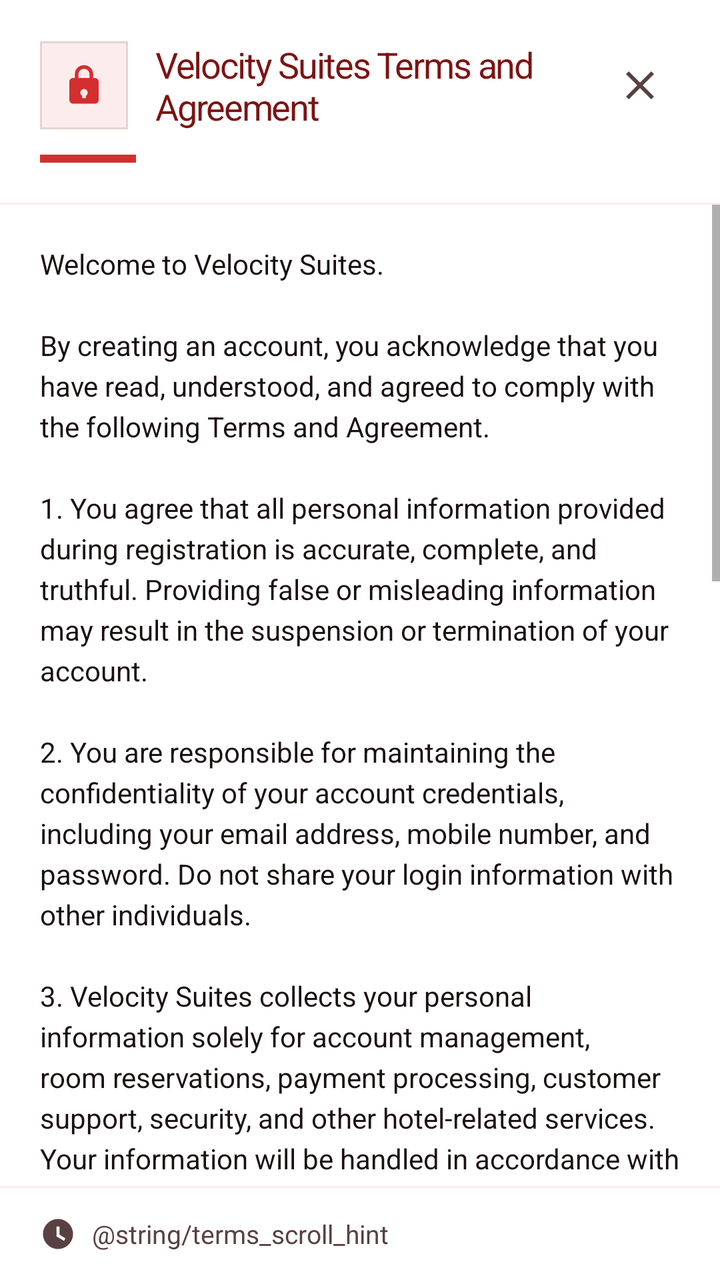
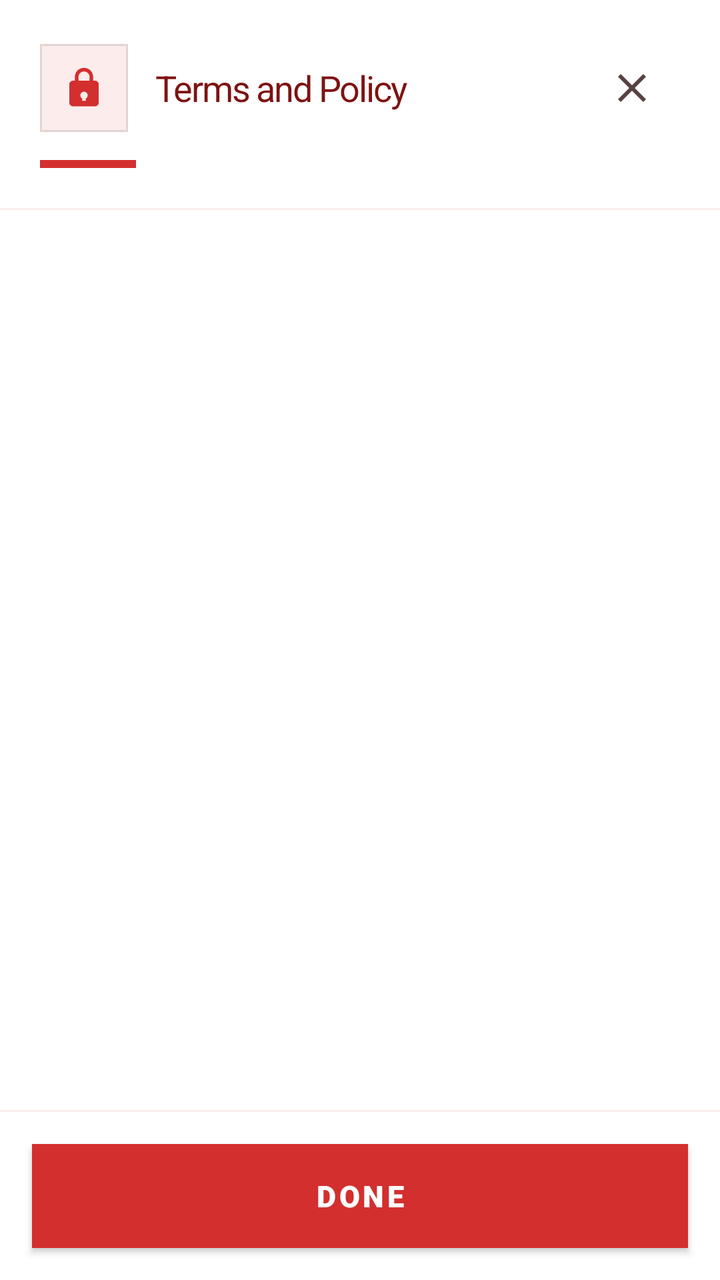

Screens rendered from an Android XML layout before and after an edit, with the pre-edit source and the edit as a unified diff.
<!-- AndroidManifest.xml: application theme Theme.VelocitySuites -->
<!-- res/layout/dialog_terms_agreement.xml -->
<?xml version="1.0" encoding="utf-8"?>
<LinearLayout xmlns:android="http://schemas.android.com/apk/res/android"
    xmlns:app="http://schemas.android.com/apk/res-auto"
    android:layout_width="match_parent"
    android:layout_height="match_parent"
    android:background="@color/velocity_surface_elevated"
    android:orientation="vertical">

    
    <LinearLayout
        android:layout_width="match_parent"
        android:layout_height="wrap_content"
        android:gravity="center_vertical"
        android:orientation="horizontal"
        android:paddingHorizontal="20dp"
        android:paddingTop="20dp"
        android:paddingBottom="12dp">

        <com.google.android.material.card.MaterialCardView
            android:layout_width="44dp"
            android:layout_height="44dp"
            app:cardBackgroundColor="@color/velocity_red_soft"
            app:cardCornerRadius="0dp"
            app:cardElevation="0dp">

            <ImageView
                android:layout_width="22dp"
                android:layout_height="22dp"
                android:layout_gravity="center"
                android:importantForAccessibility="no"
                android:src="@drawable/ic_lock"
                app:tint="@color/velocity_red_primary" />
        </com.google.android.material.card.MaterialCardView>

        <TextView
            android:id="@+id/termsDialogTitle"
            style="@style/TextAppearance.Velocity.ScreenTitle"
            android:layout_width="0dp"
            android:layout_height="wrap_content"
            android:layout_marginStart="14dp"
            android:layout_weight="1"
            android:text="@string/terms_and_agreement_title"
            android:textSize="18sp" />

        <ImageButton
            android:id="@+id/termsCloseButton"
            android:layout_width="40dp"
            android:layout_height="40dp"
            android:background="?attr/selectableItemBackgroundBorderless"
            android:contentDescription="@android:string/cancel"
            android:padding="8dp"
            android:src="@drawable/ic_close"
            app:tint="@color/velocity_text_secondary" />
    </LinearLayout>

    <View
        android:layout_width="48dp"
        android:layout_height="4dp"
        android:layout_marginStart="20dp"
        android:layout_marginBottom="4dp"
        android:background="@drawable/shape_intro_pill"
        android:backgroundTint="@color/velocity_red_primary" />

    <View
        android:layout_width="match_parent"
        android:layout_height="1dp"
        android:layout_marginTop="16dp"
        android:background="@color/velocity_red_soft" />

    <androidx.core.widget.NestedScrollView
        android:id="@+id/termsScrollView"
        android:layout_width="match_parent"
        android:layout_height="0dp"
        android:layout_weight="1"
        android:fillViewport="true"
        android:scrollbars="vertical">

        <TextView
            android:id="@+id/termsBodyText"
            android:layout_width="match_parent"
            android:layout_height="wrap_content"
            android:padding="20dp"
            android:lineSpacingExtra="4dp"
            android:text="@string/terms_and_agreement_body"
            android:textColor="@color/velocity_text_primary"
            android:textSize="14sp" />
    </androidx.core.widget.NestedScrollView>

    <View
        android:layout_width="match_parent"
        android:layout_height="1dp"
        android:background="@color/velocity_red_soft" />

    <LinearLayout
        android:layout_width="match_parent"
        android:layout_height="wrap_content"
        android:gravity="center_vertical"
        android:orientation="horizontal"
        android:paddingHorizontal="20dp"
        android:paddingVertical="14dp">

        <ImageView
            android:id="@+id/termsScrollHintIcon"
            android:layout_width="18dp"
            android:layout_height="18dp"
            android:layout_marginEnd="8dp"
            android:importantForAccessibility="no"
            android:src="@drawable/ic_clock"
            app:tint="@color/velocity_text_secondary" />

        <TextView
            android:id="@+id/termsScrollHintText"
            android:layout_width="0dp"
            android:layout_height="wrap_content"
            android:layout_weight="1"
            android:text="@string/terms_scroll_hint"
            android:textColor="@color/velocity_text_secondary"
            android:textSize="13sp" />
    </LinearLayout>

</LinearLayout>
<!-- resources referenced by this layout -->
<resources>
  <color name="velocity_red_primary">#D32F2F</color>
  <color name="velocity_red_soft">#FDECEC</color>
  <color name="velocity_surface_elevated">#FFFFFF</color>
  <color name="velocity_text_primary">#1A1010</color>
  <color name="velocity_text_secondary">#5A4141</color>
  <!-- drawable ic_clock (drawable) -->
  ﻿<vector xmlns:android="http://schemas.android.com/apk/res/android"
      android:width="24dp"
      android:height="24dp"
      android:viewportWidth="24"
      android:viewportHeight="24">
      <path
          android:fillColor="#FF000000"
          android:pathData="M12,2C6.5,2 2,6.5 2,12s4.5,10 10,10s10,-4.5 10,-10S17.5,2 12,2zM13,12.5l4,2.4l-1,1.7l-5,-3V7h2v5.5z" />
  </vector>
  <!-- drawable shape_intro_pill (drawable) -->
  <?xml version="1.0" encoding="utf-8"?>
  <shape xmlns:android="http://schemas.android.com/apk/res/android">
      <solid android:color="@color/velocity_red_primary" />
      <corners android:radius="0dp" />
  </shape>
  <string name="terms_and_agreement_body">Welcome to Velocity Suites.\n\nBy creating an account, you acknowledge that you have read, understood, and agreed to comply with the following Terms and Agreement.\n\n1. You agree that all personal information provided during registration is accurate, complete, and truthful. Providing false or misleading information may result in the suspension or termination of your account.\n\n2. You are responsible for maintaining the confidentiality of your account credentials, including your email address, mobile number, and password. Do not share your login information with other individuals.\n\n3. Velocity Suites collects your personal information solely for account management, room reservations, payment processing, customer support, security, and other hotel-related services. Your information will be handled in accordance with applicable privacy laws and will not be disclosed to unauthorized third parties without your consent unless required by law.\n\n4. You agree to use the Velocity Suites application only for lawful purposes. Any fraudulent booking, unauthorized access, abusive behavior, or misuse of the system may result in account suspension or permanent termination.\n\n5. Room availability, reservation confirmation, promotional offers, prices, and hotel services are subject to change without prior notice.\n\n6. Reservation cancellations, refunds, modifications, and payment processing are subject to the hotel\'s cancellation and payment policies.\n\n7. Velocity Suites reserves the right to reject, suspend, or terminate accounts that violate these Terms and Agreement or any applicable laws and regulations.\n\n8. Users are responsible for ensuring that all booking details and personal information remain accurate and up to date.\n\n9. Velocity Suites implements reasonable security measures to protect user information; however, users are also responsible for protecting their own account credentials.\n\n10. By selecting the agreement checkbox and continuing with the registration process, you confirm that you voluntarily agree to these Terms and Agreement and consent to the collection and processing of your personal information for hotel management purposes.</string>
  <string name="terms_and_agreement_title">Velocity Suites Terms and Agreement</string>
  <color name="velocity_red_dark">#7F1212</color>
  <color name="white">#FFFFFFFF</color>
  <color name="velocity_red_rose">#EF5350</color>
  <color name="velocity_red_deep">#5A0A0A</color>
  <style name="ShapeAppearance.Velocity.Square" parent="">
          <item name="cornerFamily">rounded</item>
          <item name="cornerSize">0dp</item>
      </style>
  <style name="Widget.Velocity.Flat.Snackbar" parent="Widget.MaterialComponents.Snackbar">
          <item name="android:background">@drawable/bg_snackbar_flat</item>
          <item name="android:elevation">0dp</item>
      </style>
  <color name="velocity_divider_hairline">#1A000000</color>
  <!-- unchanged entries left out for length: 14 -->
</resources>

<!-- the commit's change to res/layout/dialog_terms_agreement.xml (unified diff, before → after) -->
@@ -39,15 +39,15 @@
             android:layout_height="wrap_content"
             android:layout_marginStart="14dp"
             android:layout_weight="1"
-            android:text="@string/terms_and_agreement_title"
+            android:text="@string/terms_dialog_title"
             android:textSize="18sp" />
 
         <ImageButton
             android:id="@+id/termsCloseButton"
-            android:layout_width="40dp"
-            android:layout_height="40dp"
+            android:layout_width="48dp"
+            android:layout_height="48dp"
             android:background="?attr/selectableItemBackgroundBorderless"
-            android:contentDescription="@android:string/cancel"
+            android:contentDescription="@string/terms_dialog_close_desc"
             android:padding="8dp"
             android:src="@drawable/ic_close"
             app:tint="@color/velocity_text_secondary" />
@@ -81,7 +81,6 @@
             android:layout_height="wrap_content"
             android:padding="20dp"
             android:lineSpacingExtra="4dp"
-            android:text="@string/terms_and_agreement_body"
             android:textColor="@color/velocity_text_primary"
             android:textSize="14sp" />
     </androidx.core.widget.NestedScrollView>
@@ -91,31 +90,14 @@
         android:layout_height="1dp"
         android:background="@color/velocity_red_soft" />
 
-    <LinearLayout
+    
+    <com.google.android.material.button.MaterialButton
+        android:id="@+id/termsDoneButton"
+        style="@style/Widget.Velocity.Button"
         android:layout_width="match_parent"
         android:layout_height="wrap_content"
-        android:gravity="center_vertical"
-        android:orientation="horizontal"
-        android:paddingHorizontal="20dp"
-        android:paddingVertical="14dp">
-
-        <ImageView
-            android:id="@+id/termsScrollHintIcon"
-            android:layout_width="18dp"
-            android:layout_height="18dp"
-            android:layout_marginEnd="8dp"
-            android:importantForAccessibility="no"
-            android:src="@drawable/ic_clock"
-            app:tint="@color/velocity_text_secondary" />
-
-        <TextView
-            android:id="@+id/termsScrollHintText"
-            android:layout_width="0dp"
-            android:layout_height="wrap_content"
-            android:layout_weight="1"
-            android:text="@string/terms_scroll_hint"
-            android:textColor="@color/velocity_text_secondary"
-            android:textSize="13sp" />
-    </LinearLayout>
+        android:layout_margin="16dp"
+        android:minHeight="52dp"
+        android:text="@string/terms_done" />
 
 </LinearLayout>
<!-- resource entries referenced after the edit -->
@@ -5,24 +5,28 @@
   <color name="velocity_surface_elevated">#FFFFFF</color>
   <color name="velocity_text_primary">#1A1010</color>
   <color name="velocity_text_secondary">#5A4141</color>
-  <!-- drawable ic_clock (drawable) -->
-  ﻿<vector xmlns:android="http://schemas.android.com/apk/res/android"
-      android:width="24dp"
-      android:height="24dp"
-      android:viewportWidth="24"
-      android:viewportHeight="24">
-      <path
-          android:fillColor="#FF000000"
-          android:pathData="M12,2C6.5,2 2,6.5 2,12s4.5,10 10,10s10,-4.5 10,-10S17.5,2 12,2zM13,12.5l4,2.4l-1,1.7l-5,-3V7h2v5.5z" />
-  </vector>
   <!-- drawable shape_intro_pill (drawable) -->
   <?xml version="1.0" encoding="utf-8"?>
   <shape xmlns:android="http://schemas.android.com/apk/res/android">
       <solid android:color="@color/velocity_red_primary" />
       <corners android:radius="0dp" />
   </shape>
-  <string name="terms_and_agreement_body">Welcome to Velocity Suites.\n\nBy creating an account, you acknowledge that you have read, understood, and agreed to comply with the following Terms and Agreement.\n\n1. You agree that all personal information provided during registration is accurate, complete, and truthful. Providing false or misleading information may result in the suspension or termination of your account.\n\n2. You are responsible for maintaining the confidentiality of your account credentials, including your email address, mobile number, and password. Do not share your login information with other individuals.\n\n3. Velocity Suites collects your personal information solely for account management, room reservations, payment processing, customer support, security, and other hotel-related services. Your information will be handled in accordance with applicable privacy laws and will not be disclosed to unauthorized third parties without your consent unless required by law.\n\n4. You agree to use the Velocity Suites application only for lawful purposes. Any fraudulent booking, unauthorized access, abusive behavior, or misuse of the system may result in account suspension or permanent termination.\n\n5. Room availability, reservation confirmation, promotional offers, prices, and hotel services are subject to change without prior notice.\n\n6. Reservation cancellations, refunds, modifications, and payment processing are subject to the hotel\'s cancellation and payment policies.\n\n7. Velocity Suites reserves the right to reject, suspend, or terminate accounts that violate these Terms and Agreement or any applicable laws and regulations.\n\n8. Users are responsible for ensuring that all booking details and personal information remain accurate and up to date.\n\n9. Velocity Suites implements reasonable security measures to protect user information; however, users are also responsible for protecting their own account credentials.\n\n10. By selecting the agreement checkbox and continuing with the registration process, you confirm that you voluntarily agree to these Terms and Agreement and consent to the collection and processing of your personal information for hotel management purposes.</string>
-  <string name="terms_and_agreement_title">Velocity Suites Terms and Agreement</string>
+  <string name="terms_dialog_close_desc">Close Terms and Policy</string>
+  <string name="terms_dialog_title">Terms and Policy</string>
+  <string name="terms_done">Done</string>
+  <style name="Widget.Velocity.Button" parent="Widget.MaterialComponents.Button">
+          <item name="android:layout_height">56dp</item>
+          <item name="android:insetTop">0dp</item>
+          <item name="android:insetBottom">0dp</item>
+          <item name="android:fontFamily">sans-serif-black</item>
+          <item name="android:letterSpacing">0.1</item>
+          <item name="android:textAllCaps">true</item>
+          <item name="android:textSize">15sp</item>
+          <item name="backgroundTint">@color/velocity_red_primary</item>
+          <item name="cornerRadius">0dp</item>
+          <item name="elevation">0dp</item>
+          <item name="rippleColor">@color/white</item>
+      </style>
   <color name="velocity_red_dark">#7F1212</color>
   <color name="white">#FFFFFFFF</color>
   <color name="velocity_red_rose">#EF5350</color>
